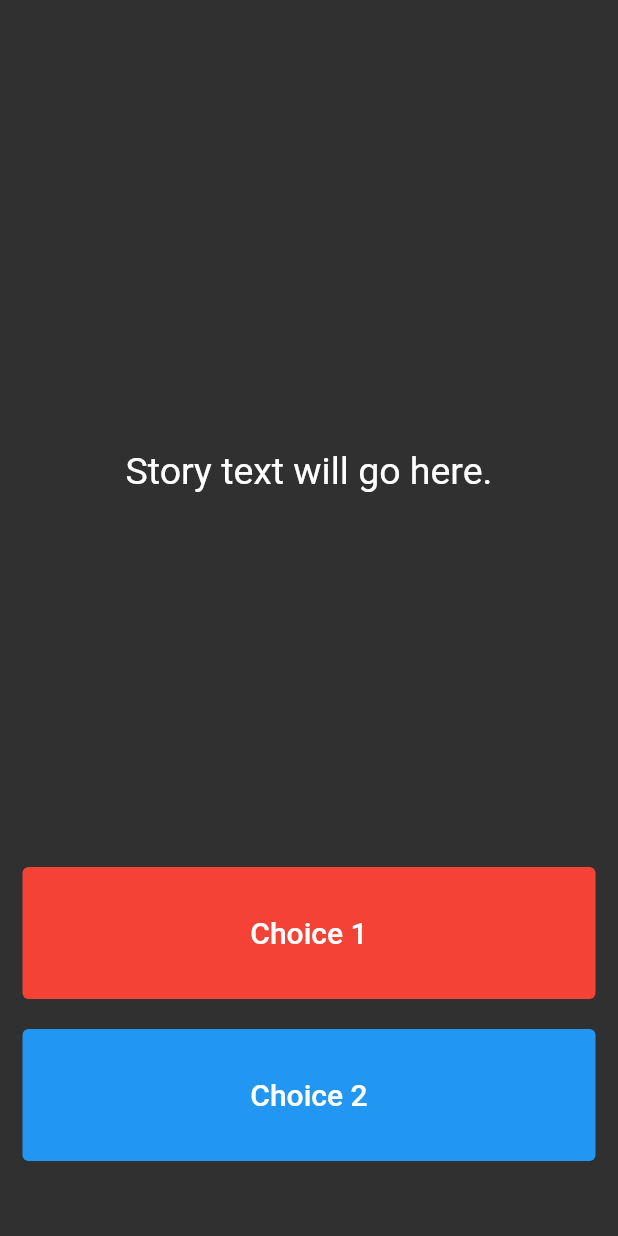
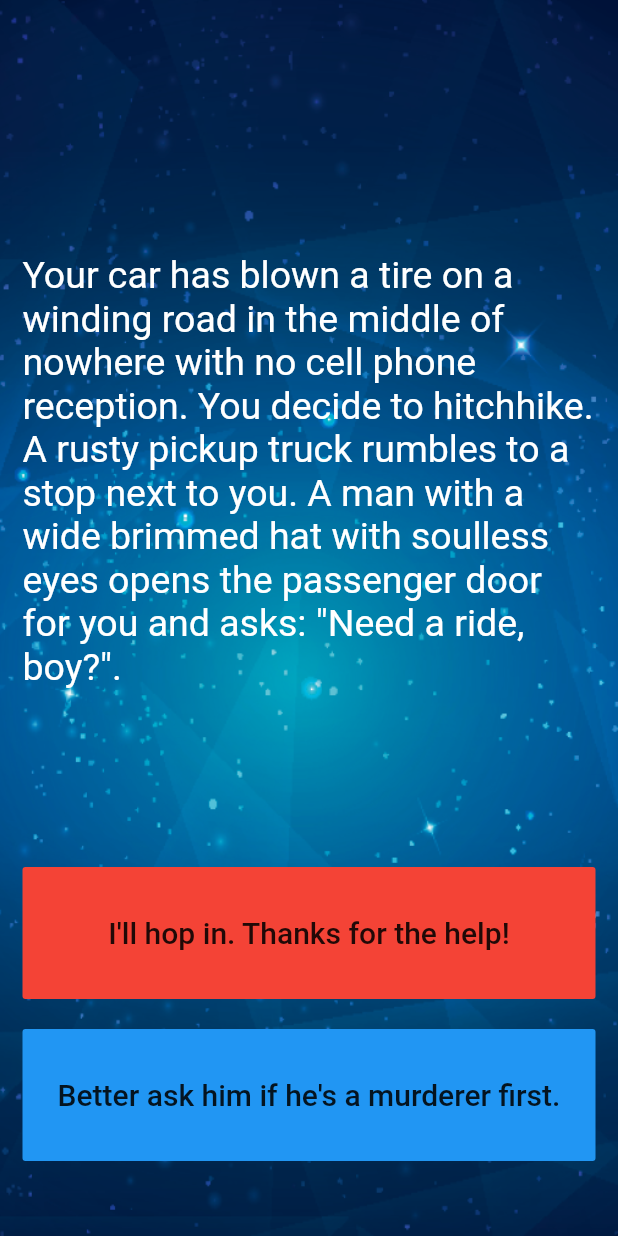
Before and after one commit to HeratUni-CS/destini-ASKARMOHAMMADI97137, a Flutter app: the screen it shows after launch, on a phone screen of 412 x 824 dp. Run offline on Flutter 3.47's test engine with Material 2 defaults, Android fonts, the phone set to English and light mode, and no system bars.

Commit message:
final commit

```diff
--- a/lib/main.dart
+++ b/lib/main.dart
@@ -1,19 +1,22 @@
 import 'package:flutter/material.dart';
+import 'story_brain.dart';
 
-//TODO: Step 15 - Run the app and see if you can see the screen update with the first story. Delete this TODO if it looks as you expected.
+void main() {
+  runApp(const destini());
+}
 
-void main() => runApp(Destini());
+class destini extends StatelessWidget {
+  const destini({Key? key}) : super(key: key);
 
-class Destini extends StatelessWidget {
+  @override
   Widget build(BuildContext context) {
     return MaterialApp(
-      theme: ThemeData.dark(),
       home: StoryPage(),
     );
   }
 }
 
-//TODO: Step 9 - Create a new storyBrain object from the StoryBrain class.
+StoryBrain mystorybrain = StoryBrain();
 
 class StoryPage extends StatefulWidget {
   _StoryPageState createState() => _StoryPageState();
@@ -24,7 +27,12 @@ class _StoryPageState extends State<StoryPage> {
   Widget build(BuildContext context) {
     return Scaffold(
       body: Container(
-        //TODO: Step 1 - Add background.png to this Container as a background image.
+        decoration: BoxDecoration(
+          image: DecorationImage(
+            image: AssetImage("images/background.png"),
+            fit: BoxFit.fill,
+          ),
+        ),
         padding: EdgeInsets.symmetric(vertical: 50.0, horizontal: 15.0),
         constraints: BoxConstraints.expand(),
         child: SafeArea(
@@ -35,28 +43,33 @@ class _StoryPageState extends State<StoryPage> {
                 flex: 12,
                 child: Center(
                   child: Text(
-                    //TODO: Step 10 - use the storyBrain to get the first story title and display it in this Text Widget.
-                    'Story text will go here.',
+                    mystorybrain.getStory(),
                     style: TextStyle(
                       fontSize: 25.0,
+                      color: Colors.white,
                     ),
                   ),
                 ),
               ),
               Expanded(
                 flex: 2,
-                child: TextButton(
+                child: FlatButton(
                   onPressed: () {
-                    //Choice 1 made by user.
+                    setState(() {
+                      if (mystorybrain.isfinished() == true) {
+                        mystorybrain.restart();
+                      } else {
+                        mystorybrain.nextStory(1);
+                      }
+                    });
                     //TODO: Step 18 - Call the nextStory() method from storyBrain and pass the number 1 as the choice made by the user.
                   },
-                  style: TextButton.styleFrom(backgroundColor: Colors.red),
+                  color: Colors.red,
                   child: Text(
                     //TODO: Step 13 - Use the storyBrain to get the text for choice 1.
-                    'Choice 1',
+                    mystorybrain.getChoice1(),
                     style: TextStyle(
                       fontSize: 20.0,
-                      color: Colors.white,
                     ),
                   ),
                 ),
@@ -64,22 +77,26 @@ class _StoryPageState extends State<StoryPage> {
               SizedBox(
                 height: 20.0,
               ),
-              Expanded(
+              Visibility(
+                visible: mystorybrain.buttonShouldBeVisible(),
+                child: Expanded(
                   flex: 2,
-                //TODO: Step 26 - Use a Flutter Visibility Widget to wrap this TextButton.
-                //TODO: Step 28 - Set the "visible" property of the Visibility Widget to equal the output from the buttonShouldBeVisible() method in the storyBrain.
-                child: TextButton(
+                  //TODO: Step 26 - Use a Flutter Visibility Widget to wrap this FlatButton.
+
+                  child: FlatButton(
                     onPressed: () {
-                    //Choice 2 made by user.
+                      setState(() {
+                        mystorybrain.nextStory(2);
+                      });
                       //TODO: Step 19 - Call the nextStory() method from storyBrain and pass the number 2 as the choice made by the user.
                     },
-                  style: TextButton.styleFrom(backgroundColor: Colors.blue),
+                    color: Colors.blue,
                     child: Text(
                       //TODO: Step 14 - Use the storyBrain to get the text for choice 2.
-                    'Choice 2',
+                      mystorybrain.getChoice2(),
                       style: TextStyle(
                         fontSize: 20.0,
-                      color: Colors.white,
+                      ),
                     ),
                   ),
                 ),
@@ -91,6 +108,3 @@ class _StoryPageState extends State<StoryPage> {
     );
   }
 }
-//TODO: Step 24 - Run the app and try to figure out what code you need to add to this file to make the story change when you press on the choice buttons.
-
-//TODO: Step 29 - Run the app and test it against the Story Outline to make sure you've completed all the steps.
```
Also changed, not shown: lib/story.dart (+7 -4 lines), lib/story_brain.dart (+77 -50 lines), pubspec.lock. Lines whose indentation alone changed are shown as unchanged.
